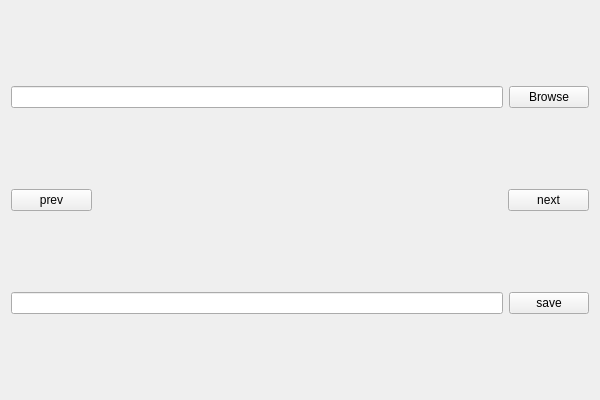
The window that MyLabelImg/MyLabelImg.ui (ATGKurotora/SharpLabelImg) describes before a commit, drawn with Qt 5.
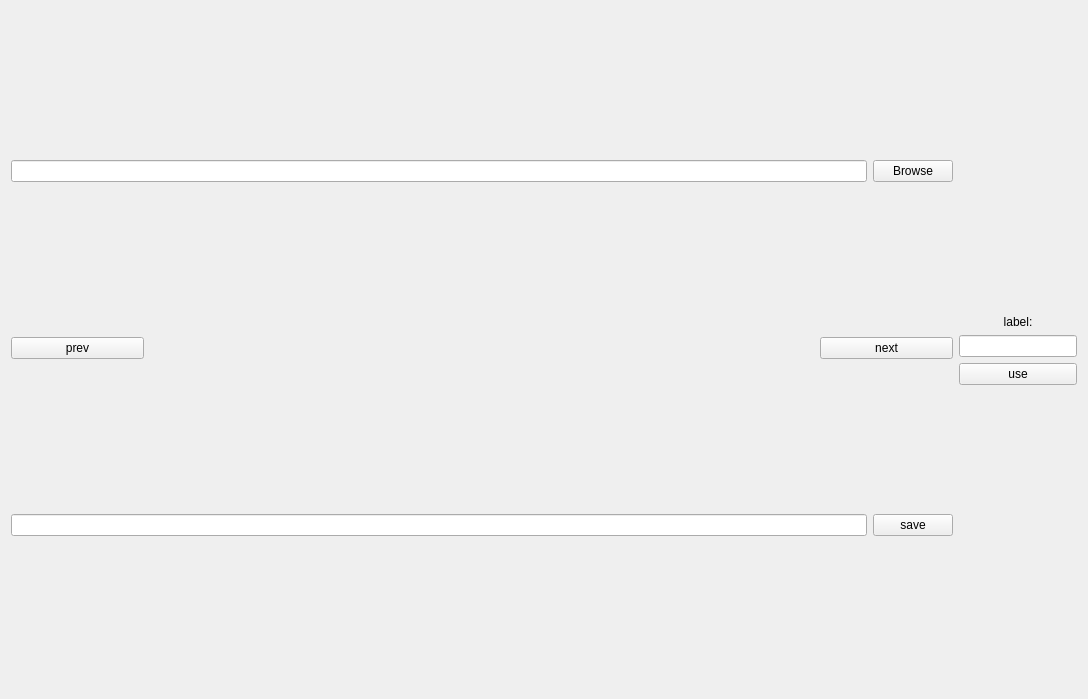
The same window after the commit. Custom widgets are drawn as their Qt base class.

What changed in the file:
```diff
--- a/MyLabelImg/MyLabelImg.ui
+++ b/MyLabelImg/MyLabelImg.ui
@@ -6,17 +6,19 @@
    <rect>
     <x>0</x>
     <y>0</y>
-    <width>600</width>
-    <height>400</height>
+    <width>1088</width>
+    <height>699</height>
    </rect>
   </property>
   <property name="windowTitle">
    <string>MyLabelImg</string>
   </property>
   <widget class="QWidget" name="centralWidget">
-   <layout class="QVBoxLayout" name="verticalLayout">
+   <layout class="QHBoxLayout" name="horizontalLayout_6" stretch="8,1">
     <item>
-     <layout class="QHBoxLayout" name="browseLayout">
+     <layout class="QVBoxLayout" name="verticalLayout_3">
+      <item>
+       <layout class="QHBoxLayout" name="horizontalLayout_5">
       <item>
        <widget class="QLineEdit" name="browseLineEdit"/>
       </item>
@@ -75,9 +77,68 @@
      </layout>
     </item>
    </layout>
+    </item>
+    <item>
+     <layout class="QVBoxLayout" name="verticalLayout">
+      <item>
+       <spacer name="verticalSpacer_2">
+        <property name="orientation">
+         <enum>Qt::Vertical</enum>
+        </property>
+        <property name="sizeHint" stdset="0">
+         <size>
+          <width>20</width>
+          <height>40</height>
+         </size>
+        </property>
+       </spacer>
+      </item>
+      <item>
+       <widget class="QLabel" name="nameLabel">
+        <property name="text">
+         <string>label:</string>
+        </property>
+        <property name="alignment">
+         <set>Qt::AlignCenter</set>
+        </property>
+       </widget>
+      </item>
+      <item>
+       <widget class="QLineEdit" name="nameLabelLineEdit"/>
+      </item>
+      <item>
+       <widget class="QPushButton" name="useLabelButton">
+        <property name="text">
+         <string>use</string>
+        </property>
+       </widget>
+      </item>
+      <item>
+       <spacer name="verticalSpacer">
+        <property name="orientation">
+         <enum>Qt::Vertical</enum>
+        </property>
+        <property name="sizeHint" stdset="0">
+         <size>
+          <width>20</width>
+          <height>40</height>
+         </size>
+        </property>
+       </spacer>
+      </item>
+     </layout>
+    </item>
+   </layout>
   </widget>
  </widget>
  <layoutdefault spacing="6" margin="11"/>
+ <customwidgets>
+  <customwidget>
+   <class>MyQLabel</class>
+   <extends>QLabel</extends>
+   <header location="global">MyQLabel.h</header>
+  </customwidget>
+ </customwidgets>
  <resources>
   <include location="MyLabelImg.qrc"/>
  </resources>
```
Left out of the diff: 5 changed lines with no effect on the pictures. Lines whose indentation alone changed are shown as unchanged.
